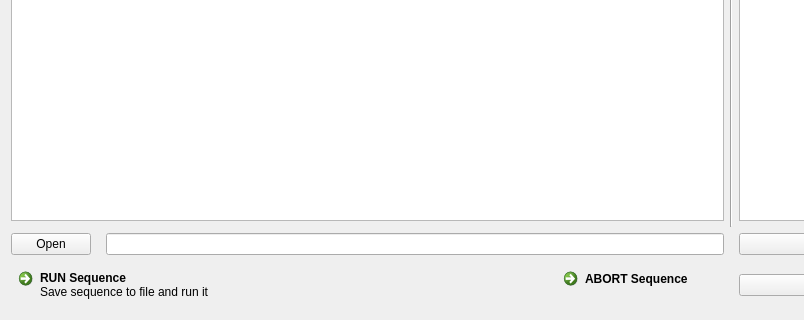
Qt form configurations/sequence.ui (Cryostat-GUI/Cryostat-GUI) before a commit; both pictures show x 0 to 804 and y 291 to 611 of the 967 by 611 pixel window.
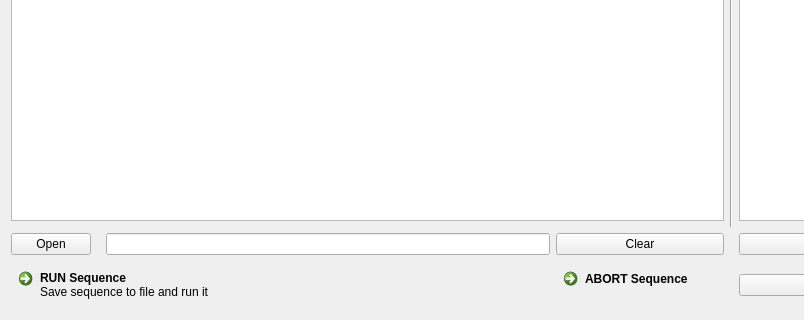
The same form after that commit.

Commit message: Codacy & ongoing effort for Sequence

The edit to the form file:
```diff
--- a/configurations/sequence.ui
+++ b/configurations/sequence.ui
@@ -14,9 +14,6 @@
    <string>Sequence - FILE</string>
   </property>
   <layout class="QGridLayout" name="gridLayout" rowstretch="3,0,0,0" columnstretch="0,0,2,0,0,0,1">
-   <item row="2" column="2" colspan="3">
-    <widget class="QLineEdit" name="lineFileLocation"/>
-   </item>
    <item row="0" column="0" colspan="5">
     <widget class="QListView" name="listSequence">
      <property name="acceptDrops">
@@ -230,6 +227,16 @@
      </property>
     </widget>
    </item>
+   <item row="2" column="2" colspan="2">
+    <widget class="QLineEdit" name="lineFileLocation"/>
+   </item>
+   <item row="2" column="4">
+    <widget class="QPushButton" name="pushClear">
+     <property name="text">
+      <string>Clear</string>
+     </property>
+    </widget>
+   </item>
   </layout>
  </widget>
  <tabstops>
```
Left out of the diff: 2 changed lines with no effect on the pictures. The commit also changes 3 other files.
